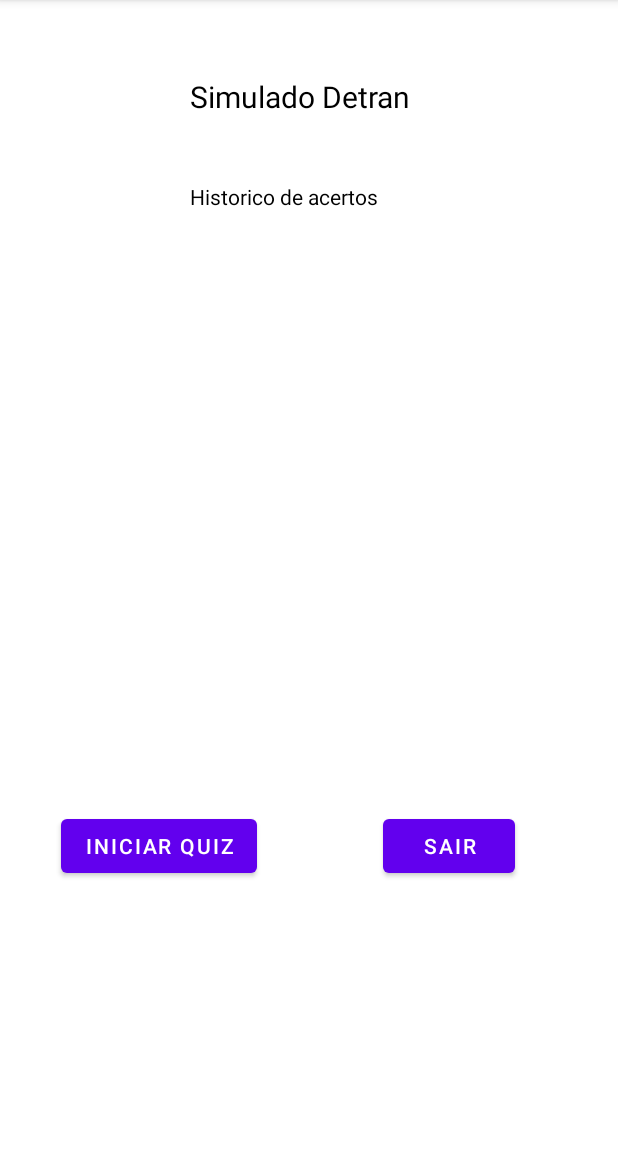
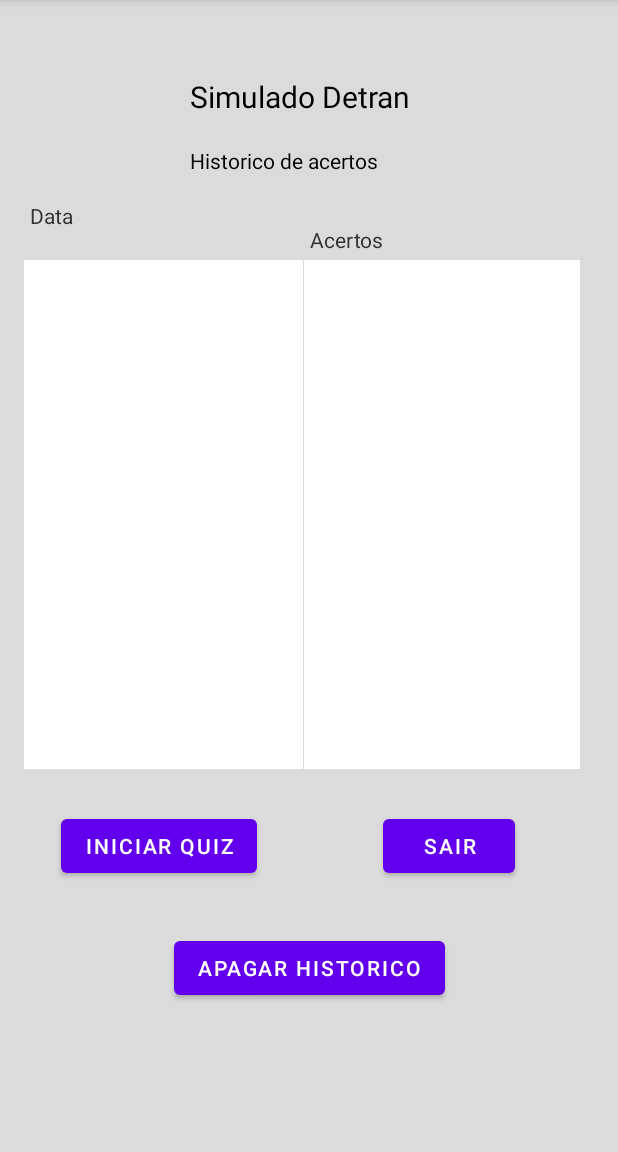
Before and after one commit to GabrielDeSouzza/QuizDetranAndroid, an Android app: the screen it shows after launch (MainActivity), on a phone screen of 412 x 824 dp, the part 84-1236 px from its top. Run offline under Robolectric (Android 15) with nearby library versions, the phone set to English and light mode, and no system bars.

Commit message:
Integração Completa com o DB

```diff
--- a/app/src/main/java/com/example/quizdetran/DBAcertos.java
+++ b/app/src/main/java/com/example/quizdetran/DBAcertos.java
@@ -13,7 +13,7 @@ public class DBAcertos extends SQLiteOpenHelper {
     @Override
     public void onCreate(SQLiteDatabase db) {
         db.execSQL("create table acerto(_id integer primary key autoincrement," +
-                "acertosUser integer not null);");
+                "acertosUser integer not null, dataTeste text not null);");
     }
 
     @Override
--- a/app/src/main/java/com/example/quizdetran/MainActivity.java
+++ b/app/src/main/java/com/example/quizdetran/MainActivity.java
@@ -13,19 +13,34 @@ import android.widget.ListView;
 import java.util.List;
 
 public class MainActivity extends AppCompatActivity {
-    private Button btnInicar, btnSair;
-    private ListView listAcertos;
+        private Button btnConfirma;
+    private ListView listAcertos, listData;
+
     @Override
     protected void onCreate(Bundle savedInstanceState) {
         super.onCreate(savedInstanceState);
         setContentView(R.layout.activity_main);
-        btnInicar = findViewById(R.id.btnIniciar);
-        btnSair = findViewById(R.id.btnSair);
+        btnConfirma = findViewById(R.id.btnConfirmar);
         listAcertos = findViewById(R.id.listAcertos);
+        listData = findViewById(R.id.listData);
+        atualizarHistorico();
+    }
+    @Override
+    public void onWindowFocusChanged(boolean hasFocus) {
+        if (hasFocus) {
+            atualizarHistorico();
+        }
+    }
+    public void atualizarHistorico(){
         UseDB db = new UseDB(getApplicationContext());
-        List<Integer>  list= db.pegarDados();
+
+        List<Integer>  list= db.pegarAcertos();
         ArrayAdapter<Integer> adapter = new ArrayAdapter<Integer>(getApplicationContext(), android.R.layout.simple_list_item_1, list);
         listAcertos.setAdapter(adapter);
+
+        List<String>  list2= db.pegarData();
+        ArrayAdapter<String> adapterData = new ArrayAdapter<String>(getApplicationContext(), android.R.layout.simple_list_item_1, list2);
+        listData.setAdapter(adapterData);
     }
     public void onSair(View view){
         finish();
@@ -34,4 +49,13 @@ public class MainActivity extends AppCompatActivity {
         Intent it = new Intent(getApplicationContext(), TelaPlacaAlfandega.class);
         startActivity(it);
     }
+    public void onApagarHistorico(View view){
+        UseDB useDB = new UseDB(getApplicationContext());
+        useDB.deletar();
+        finish();
+        startActivity(getIntent());
+    }
+    public void OnRadioButtonClicked(View view){
+        btnConfirma.setEnabled(true);
+    }
 }
--- a/app/src/main/java/com/example/quizdetran/UseDB.java
+++ b/app/src/main/java/com/example/quizdetran/UseDB.java
@@ -17,12 +17,14 @@ public class UseDB {
     public void Inserir(Acertos acertos){
         ContentValues contentValues = new ContentValues();
         contentValues.put("acertosUser", acertos.getAcertos());
+        contentValues.put("dataTeste", acertos.getData());
         db.insert("acerto", null, contentValues);
     }
     public void deletar(){
-        db.execSQL("drop table acerto");
+        db.execSQL("delete from acerto");
     }
-    public List<Integer> pegarDados(){
+
+    public List<Integer> pegarAcertos(){
         List<Integer> listAcertos = new ArrayList<Integer>();
         String[] colunas = new String[]{"acertosUser"};
         Cursor cursor = db.query("acerto", colunas, null,null, null,null,null);
@@ -37,4 +39,20 @@ public class UseDB {
         }
         return listAcertos;
     }
+
+    public List<String> pegarData(){
+        List<String> listData = new ArrayList<String>();
+        String[] colunas = new String[]{"dataTeste"};
+        Cursor cursor = db.query("acerto", colunas, null,null, null,null,null);
+        if(cursor.getCount() >0){
+            cursor.moveToFirst();
+            do{
+                Acertos acertos = new Acertos();
+                acertos.setData( cursor.getString(0));
+                listData.add(acertos.getData());
+            }
+            while (cursor.moveToNext());
+        }
+        return listData;
+    }
 }
--- a/app/src/main/res/layout/activity_main.xml
+++ b/app/src/main/res/layout/activity_main.xml
@@ -4,7 +4,24 @@
     xmlns:tools="http://schemas.android.com/tools"
     android:layout_width="match_parent"
     android:layout_height="match_parent"
+    android:background="#DCDBDB"
     tools:context=".MainActivity">
+
+    <ListView
+        android:id="@+id/listAcertos"
+        android:layout_width="184dp"
+        android:layout_height="339dp"
+        android:layout_marginStart="1dp"
+        android:layout_marginTop="1dp"
+        android:layout_marginEnd="1dp"
+        android:background="#FFFFFF"
+        app:layout_constraintBottom_toTopOf="@+id/btnIniciar"
+        app:layout_constraintEnd_toEndOf="parent"
+        app:layout_constraintHorizontal_bias="0.893"
+        app:layout_constraintStart_toStartOf="parent"
+        app:layout_constraintTop_toBottomOf="@+id/textView2"
+        app:layout_constraintVertical_bias="0.71"
+        tools:ignore="DuplicateSpeakableTextCheck" />
 
     <TextView
         android:id="@+id/textView2"
@@ -47,18 +64,20 @@
         app:layout_constraintVertical_bias="0.708" />
 
     <ListView
-        android:id="@+id/listAcertos"
-        android:layout_width="414dp"
-        android:layout_height="361dp"
+        android:id="@+id/listData"
+        android:layout_width="186dp"
+        android:layout_height="339dp"
         android:layout_marginStart="1dp"
         android:layout_marginTop="1dp"
         android:layout_marginEnd="1dp"
         android:background="#FFFFFF"
+        android:cacheColorHint="#000000"
         app:layout_constraintBottom_toTopOf="@+id/btnIniciar"
         app:layout_constraintEnd_toEndOf="parent"
+        app:layout_constraintHorizontal_bias="0.067"
         app:layout_constraintStart_toStartOf="parent"
         app:layout_constraintTop_toBottomOf="@+id/textView2"
-        app:layout_constraintVertical_bias="1.0" />
+        app:layout_constraintVertical_bias="0.71" />
 
     <TextView
         android:id="@+id/textView3"
@@ -71,6 +90,48 @@
         app:layout_constraintHorizontal_bias="0.443"
         app:layout_constraintStart_toStartOf="parent"
         app:layout_constraintTop_toTopOf="parent"
-        app:layout_constraintVertical_bias="0.162" />
+        app:layout_constraintVertical_bias="0.13" />
+
+    <Button
+        android:id="@+id/btnApagar"
+        android:layout_width="wrap_content"
+        android:layout_height="wrap_content"
+        android:layout_marginTop="30dp"
+        android:layout_marginBottom="96dp"
+        android:onClick="onApagarHistorico"
+        android:text="Apagar Historico"
+        app:layout_constraintBottom_toBottomOf="parent"
+        app:layout_constraintEnd_toEndOf="parent"
+        app:layout_constraintStart_toStartOf="parent"
+        app:layout_constraintTop_toBottomOf="@+id/btnIniciar" />
+
+    <TextView
+        android:id="@+id/textView4"
+        android:layout_width="39dp"
+        android:layout_height="20dp"
+        android:layout_marginStart="25dp"
+        android:layout_marginTop="120dp"
+        android:layout_marginEnd="153dp"
+        android:layout_marginBottom="6dp"
+        android:text="Data"
+        android:textColor="#323131"
+        app:layout_constraintBottom_toTopOf="@+id/listData"
+        app:layout_constraintEnd_toStartOf="@+id/textView6"
+        app:layout_constraintStart_toStartOf="parent"
+        app:layout_constraintTop_toTopOf="parent" />
+
+    <TextView
+        android:id="@+id/textView6"
+        android:layout_width="wrap_content"
+        android:layout_height="wrap_content"
+        android:layout_marginBottom="4dp"
+        android:text="Acertos"
+        android:textColor="#323131"
+        app:layout_constraintBottom_toTopOf="@+id/listAcertos"
+        app:layout_constraintEnd_toEndOf="parent"
+        app:layout_constraintHorizontal_bias="0.569"
+        app:layout_constraintStart_toStartOf="parent"
+        app:layout_constraintTop_toTopOf="parent"
+        app:layout_constraintVertical_bias="1.0" />
 
 </androidx.constraintlayout.widget.ConstraintLayout>
```
Also changed, not shown: app/src/main/AndroidManifest.xml (+14 -0 lines), app/src/main/java/com/example/quizdetran/Acertos.java (+15 -0 lines), app/src/main/java/com/example/quizdetran/TelaPlacaAlfandega.java (+8 -4 lines), app/src/main/res/layout/activity_tela_placa_alfandega.xml (+23 -9 lines).
